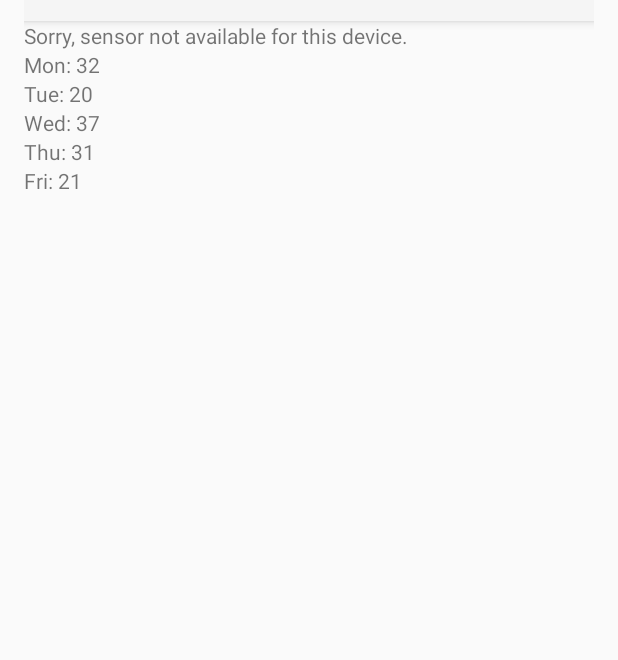
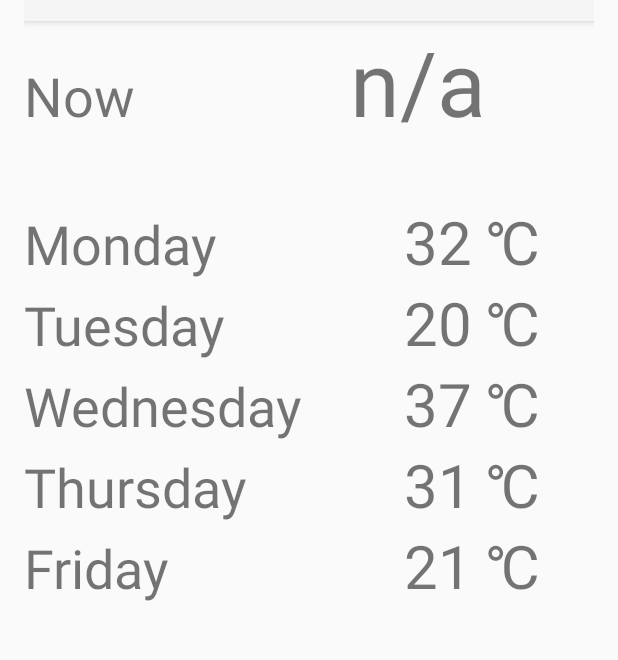
Before and after one commit to DerrickChi/Weather, an Android app: the screen it shows after launch (MainActivity), on a phone screen of 412 x 824 dp, the part 87-747 px from its top. Run offline under Robolectric (Android 15) with nearby library versions, the light colour scheme and no system bars; 1 statement that could not run was skipped.

Commit message:
fix layout and design

```diff
--- a/app/src/main/java/edu/ucla/derrickchang/weather/MainActivity.java
+++ b/app/src/main/java/edu/ucla/derrickchang/weather/MainActivity.java
@@ -22,14 +22,9 @@ public class MainActivity extends AppCompatActivity implements SensorEventListen
     private boolean isC = true;
     private double[] rawTemps = new double[6];
     private double[] showTemps = new double[6];
-    private final static String NOT_SUPPORTED_MESSAGE = "Sorry, sensor not available for this device.";
+    private final static String NOT_SUPPORTED_MESSAGE = "n/a";//"!Sorry, sensor not available for this device!";
 
-    private TextView tv;
-    private TextView tv1;
-    private TextView tv2;
-    private TextView tv3;
-    private TextView tv4;
-    private TextView tv5;
+    private TextView tv, tv1, tv2, tv3, tv4, tv5;
 
 
     // Used to load the 'native-lib' library on application startup.
@@ -72,7 +67,8 @@ public class MainActivity extends AppCompatActivity implements SensorEventListen
         // Get an instance of the sensor service, and use that to get an instance of
         // a particular sensor.
         mSensorManager = (SensorManager) getSystemService(Context.SENSOR_SERVICE);
-        mAmbientTemperature = mSensorManager.getDefaultSensor(Sensor.TYPE_LIGHT);
+        mAmbientTemperature = mSensorManager.getDefaultSensor(Sensor.TYPE_TEMPERATURE);
+        // TYPE_AMBIENT_TEMPERATURE won't work
         if (mAmbientTemperature == null) {
             tv.setText(NOT_SUPPORTED_MESSAGE);
         }
@@ -90,7 +86,7 @@ public class MainActivity extends AppCompatActivity implements SensorEventListen
         rawTemps[0] = event.values[0];
         showTemps = isC? rawTemps.clone() : c2fJNI(rawTemps);
 
-        tv.setText("Ambient temperature: " + String.format("%1.0f",showTemps[0]));
+        tv.setText(String.format("%1.0f ",showTemps[0])+ (isC? "\u2103" : "\u2109"));
         Log.d("myTag", "New sensor reading!");
 
     }
@@ -143,12 +139,15 @@ public class MainActivity extends AppCompatActivity implements SensorEventListen
     }
 
     public void updateUI(){
-        tv.setText("Ambient temperature: " + String.format("%1.0f",showTemps[0]));
-        tv1.setText("Mon: " + String.format("%1.0f",showTemps[1]));
-        tv2.setText("Tue: " + String.format("%1.0f",showTemps[2]));
-        tv3.setText("Wed: " + String.format("%1.0f",showTemps[3]));
-        tv4.setText("Thu: " + String.format("%1.0f",showTemps[4]));
-        tv5.setText("Fri: " + String.format("%1.0f",showTemps[5]));
+
+        if (mAmbientTemperature != null) {
+            tv.setText(String.format("%1.0f ",showTemps[0]) + (isC? "\u2103" : "\u2109"));
+        }
+        tv1.setText(String.format("%1.0f ",showTemps[1]) + (isC? "\u2103" : "\u2109"));
+        tv2.setText(String.format("%1.0f ",showTemps[2]) + (isC? "\u2103" : "\u2109"));
+        tv3.setText(String.format("%1.0f ",showTemps[3]) + (isC? "\u2103" : "\u2109"));
+        tv4.setText(String.format("%1.0f ",showTemps[4]) + (isC? "\u2103" : "\u2109"));
+        tv5.setText(String.format("%1.0f ",showTemps[5]) + (isC? "\u2103" : "\u2109"));
     }
 
 
--- a/app/src/main/res/layout/activity_main.xml
+++ b/app/src/main/res/layout/activity_main.xml
@@ -20,42 +20,137 @@
     android:theme="@style/ThemeOverlay.AppCompat.ActionBar"
     app:popupTheme="@style/ThemeOverlay.AppCompat.Light"/>
 
+    <LinearLayout
+        android:orientation="horizontal"
+        android:layout_width="match_parent"
+        android:layout_height="120dp">
+
+        <TextView
+            android:text="@string/now"
+            android:layout_width="wrap_content"
+            android:layout_height="wrap_content"
+            android:id="@+id/textView0"
+            android:layout_weight="2"
+            android:textSize="36sp"/>
 
         <TextView
             android:text="@string/default_ambient_temp_str"
+            android:layout_width="wrap_content"
+            android:layout_height="wrap_content"
+            android:id="@+id/ambient_temp"
+            android:layout_weight="1"
+            android:textSize="60sp"/>
+    </LinearLayout>
+
+
+    <LinearLayout
+        android:orientation="horizontal"
+        android:layout_width="match_parent"
+        android:layout_height="wrap_content">
+
+        <TextView
+            android:text="@string/mon"
             android:layout_width="match_parent"
             android:layout_height="wrap_content"
-        android:id="@+id/ambient_temp" />
+            android:id="@+id/textView1"
+            android:layout_weight="1"
+            android:textSize="@dimen/day_fontsize"/>
 
         <TextView
             android:text="TextView"
             android:layout_width="match_parent"
             android:layout_height="wrap_content"
-        android:id="@+id/textViewMon" />
+            android:id="@+id/textViewMon"
+            android:layout_weight="2"
+            android:textSize="@dimen/temp_fontsize"/>
+    </LinearLayout>
+
+    <LinearLayout
+        android:orientation="horizontal"
+        android:layout_width="match_parent"
+        android:layout_height="wrap_content">
+
+        <TextView
+            android:text="@string/tue"
+            android:layout_width="match_parent"
+            android:layout_height="wrap_content"
+            android:id="@+id/textView2"
+            android:layout_weight="1"
+            android:textSize="@dimen/day_fontsize"/>
 
         <TextView
             android:text="TextView"
             android:layout_width="match_parent"
             android:layout_height="wrap_content"
-        android:id="@+id/textViewTue" />
+            android:id="@+id/textViewTue"
+            android:layout_weight="2"
+            android:textSize="@dimen/temp_fontsize"/>
+    </LinearLayout>
+
+    <LinearLayout
+        android:orientation="horizontal"
+        android:layout_width="match_parent"
+        android:layout_height="wrap_content">
+
+        <TextView
+            android:text="@string/wed"
+            android:layout_width="match_parent"
+            android:layout_height="wrap_content"
+            android:id="@+id/textVie3"
+            android:layout_weight="1"
+            android:textSize="@dimen/day_fontsize"/>
 
         <TextView
             android:text="TextView"
             android:layout_width="match_parent"
             android:layout_height="wrap_content"
-        android:id="@+id/textViewWed" />
+            android:id="@+id/textViewWed"
+            android:layout_weight="2"
+            android:textSize="@dimen/temp_fontsize"/>
+    </LinearLayout>
+
+    <LinearLayout
+        android:orientation="horizontal"
+        android:layout_width="match_parent"
+        android:layout_height="wrap_content">
+
+        <TextView
+            android:text="@string/thu"
+            android:layout_width="match_parent"
+            android:layout_height="wrap_content"
+            android:id="@+id/textVie4"
+            android:layout_weight="1"
+            android:textSize="@dimen/day_fontsize"/>
 
         <TextView
             android:text="TextView"
             android:layout_width="match_parent"
             android:layout_height="wrap_content"
-        android:id="@+id/textViewThu" />
+            android:id="@+id/textViewThu"
+            android:layout_weight="2"
+            android:textSize="@dimen/temp_fontsize"/>
+    </LinearLayout>
+
+    <LinearLayout
+        android:orientation="horizontal"
+        android:layout_width="match_parent"
+        android:layout_height="wrap_content">
+
+        <TextView
+            android:text="@string/fri"
+            android:layout_width="match_parent"
+            android:layout_height="wrap_content"
+            android:id="@+id/textVie5"
+            android:layout_weight="1"
+            android:textSize="@dimen/day_fontsize"/>
 
         <TextView
             android:text="TextView"
             android:layout_width="match_parent"
             android:layout_height="wrap_content"
-        android:id="@+id/textViewFri" />
-
+            android:id="@+id/textViewFri"
+            android:layout_weight="2"
+            android:textSize="@dimen/temp_fontsize"/>
+    </LinearLayout>
 
 </LinearLayout>
--- a/app/src/main/res/values/dimens.xml
+++ b/app/src/main/res/values/dimens.xml
@@ -2,4 +2,6 @@
     <!-- Default screen margins, per the Android Design guidelines. -->
     <dimen name="activity_horizontal_margin">16dp</dimen>
     <dimen name="activity_vertical_margin">16dp</dimen>
+    <dimen name="day_fontsize">36sp</dimen>
+    <dimen name="temp_fontsize">40sp</dimen>
 </resources>
--- a/app/src/main/res/values/strings.xml
+++ b/app/src/main/res/values/strings.xml
@@ -1,9 +1,17 @@
-<resources>
+<resources xmlns:xliff="http://schemas.android.com/apk/res-auto">
     <string name="app_name">Weather</string>
     <string name="action_convert">cf_convertion</string>
     <string name="action_settings">Settings</string>
-    <string name="default_ambient_temp_str">No reading yet.</string>
+    <string name="default_ambient_temp_str">No data!</string>
     <string name="title_activity_settings">Settings</string>
+    <string name="now">Now</string>
+    <string name="mon">Monday</string>
+    <string name="tue">Tuesday</string>
+    <string name="wed">Wednesday</string>
+    <string name="thu">Thursday</string>
+    <string name="fri">Friday</string>
+
+
 
     <!-- Strings related to Settings -->
 
```
Lines whose indentation alone changed are shown as unchanged.
